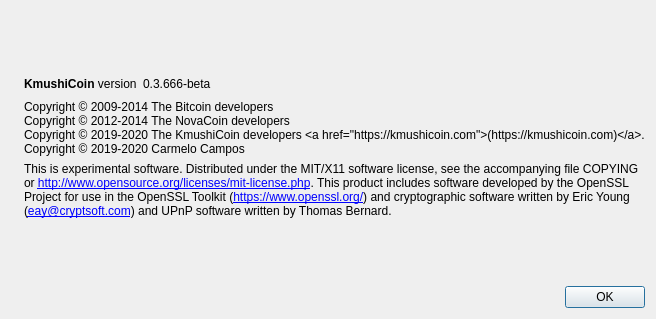
First picture: the form in src/qt/forms/aboutdialog.ui, repository kmushi-coin/kmushicoin-source, before the edit.
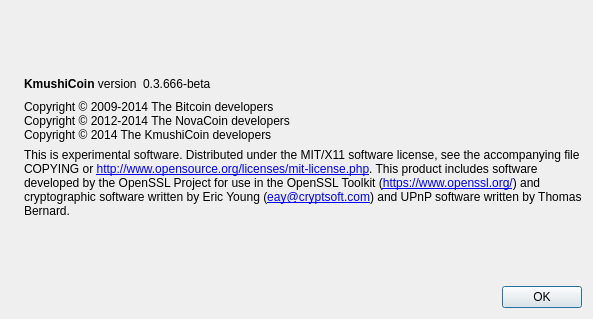
Second picture: the form after the edit. Icons and pictures are not drawn.

Diff of the .ui file:
```diff
--- a/src/qt/forms/aboutdialog.ui
+++ b/src/qt/forms/aboutdialog.ui
@@ -93,8 +93,7 @@
        <property name="text">
         <string>Copyright © 2009-2014 The Bitcoin developers
 Copyright © 2012-2014 The NovaCoin developers
-Copyright © 2019-2020 The KmushiCoin developers &lt;a href=&quot;https://kmushicoin.com&quot;&gt;(https://kmushicoin.com)&lt;/a&gt;.
-Copyright © 2019-2020 Carmelo Campos</string>
+Copyright © 2014 The KmushiCoin developers</string>
        </property>
        <property name="textInteractionFlags">
         <set>Qt::LinksAccessibleByMouse|Qt::TextSelectableByKeyboard|Qt::TextSelectableByMouse</set>
```
